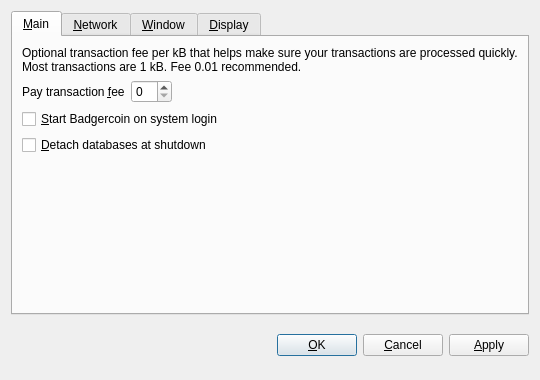
Old version of the form src/qt/forms/optionsdialog.ui in the repository cryptocoindude/KaChingCoin-New.
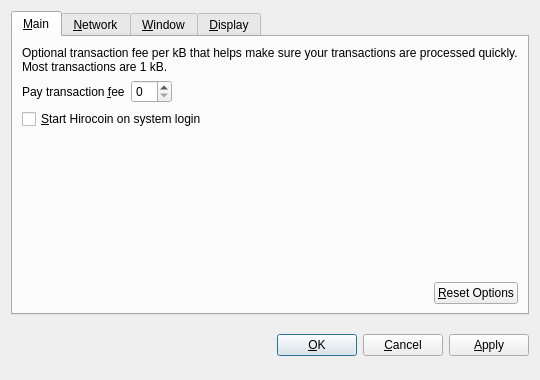
New version of the form. Custom widgets are drawn as their Qt base class.

```diff
--- a/src/qt/forms/optionsdialog.ui
+++ b/src/qt/forms/optionsdialog.ui
@@ -33,7 +33,7 @@
        <item>
         <widget class="QLabel" name="transactionFeeInfoLabel">
          <property name="text">
-          <string>Optional transaction fee per kB that helps make sure your transactions are processed quickly. Most transactions are 1 kB. Fee 0.01 recommended.</string>
+          <string>Optional transaction fee per kB that helps make sure your transactions are processed quickly. Most transactions are 1 kB.</string>
          </property>
          <property name="textFormat">
           <enum>Qt::PlainText</enum>
@@ -82,17 +82,7 @@
           <string>Automatically start Badgercoin after logging in to the system.</string>
          </property>
          <property name="text">
-          <string>&amp;Start Badgercoin on system login</string>
-         </property>
-        </widget>
-       </item>
-       <item>
-        <widget class="QCheckBox" name="detachDatabases">
-         <property name="toolTip">
-          <string>Detach block and address databases at shutdown. This means they can be moved to another data directory, but it slows down shutdown. The wallet is always detached.</string>
-         </property>
-         <property name="text">
-          <string>&amp;Detach databases at shutdown</string>
+          <string>&amp;Start Hirocoin on system login</string>
          </property>
         </widget>
        </item>
@@ -109,6 +99,36 @@
          </property>
         </spacer>
        </item>
+       <item>
+        <layout class="QHBoxLayout" name="horizontalLayout_2_Main">
+         <item>
+          <spacer name="horizontalSpacer_2_Main">
+           <property name="orientation">
+            <enum>Qt::Horizontal</enum>
+           </property>
+           <property name="sizeHint" stdset="0">
+            <size>
+             <width>40</width>
+             <height>20</height>
+            </size>
+           </property>
+          </spacer>
+         </item>
+         <item>
+          <widget class="QPushButton" name="resetButton">
+           <property name="toolTip">
+            <string>Reset all client options to default.</string>
+           </property>
+           <property name="text">
+            <string>&amp;Reset Options</string>
+           </property>
+           <property name="autoDefault">
+            <bool>false</bool>
+           </property>
+          </widget>
+         </item>
+        </layout>
+       </item>
       </layout>
      </widget>
      <widget class="QWidget" name="tabNetwork">
```
Left out of the diff: 14 changed lines with no effect on the pictures.
